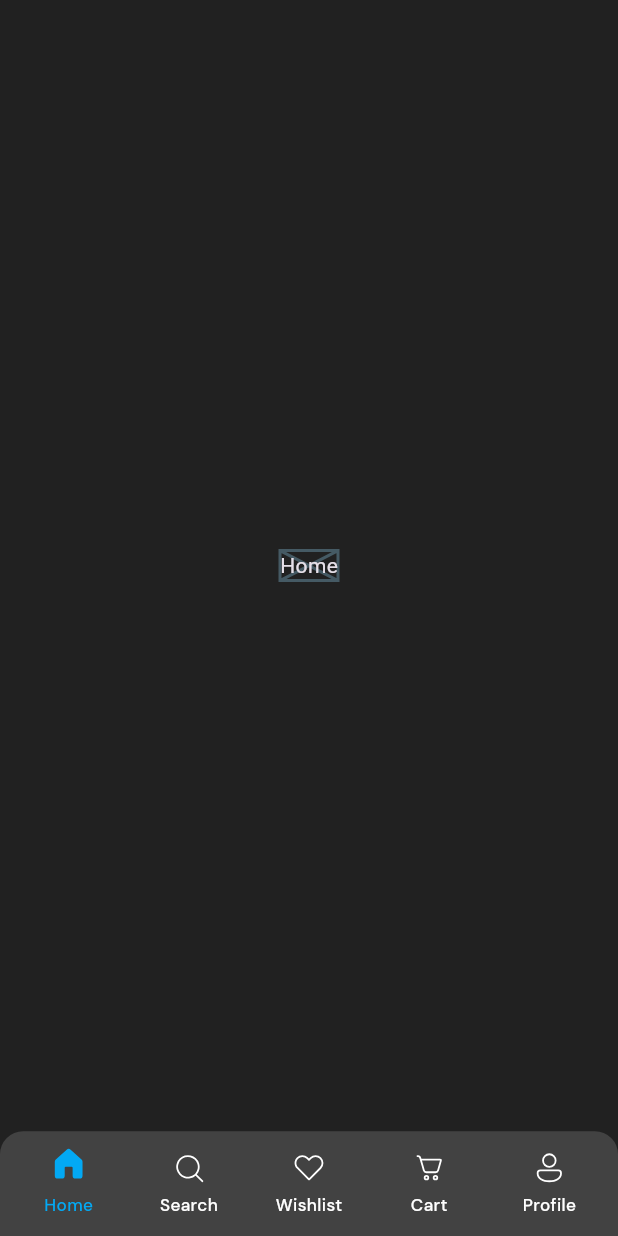
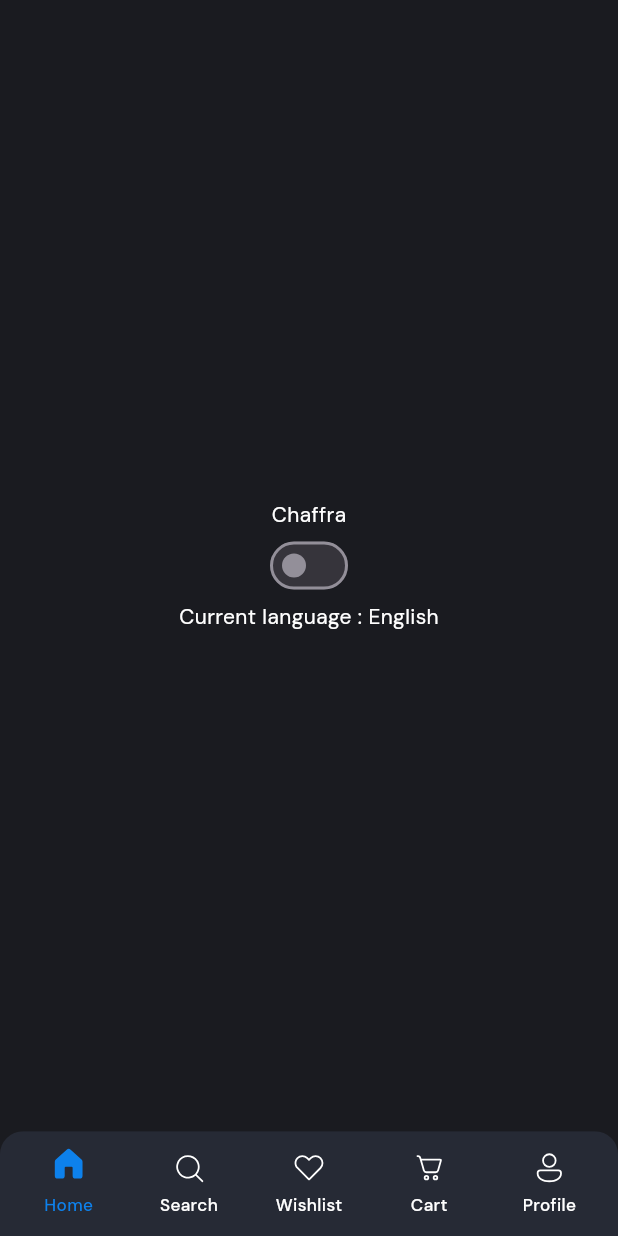
Before and after one commit to abdoumata03/Chaffra, a Flutter app: the screen it shows after launch, on a phone screen of 412 x 824 dp. Run offline on Flutter 3.47's test engine with Material 3 defaults, Android fonts, the light colour scheme and no system bars; drawn by our look-alikes of flutter_animate; our stand-ins replace fluentui_system_icons, flutter_riverpod, flutter_screenutil, google_fonts, riverpod_annotation, shared_preferences; generated files the repository leaves out were written again.

Commit message:
presistent localization (en, ar)

```diff
--- /dev/null
+++ b/l10n.yaml
@@ -0,0 +1,4 @@
+arb-dir: lib/localization/l10n
+template-arb-file: app_en.arb
+output-localization-file: app_localizations.dart
+nullable-getter: false
--- /dev/null
+++ b/lib/constants/themes.dart
@@ -0,0 +1,3 @@
+import 'package:flutter/material.dart';
+
+const primaryColor = Color(0xFF0D81EC);
--- /dev/null
+++ b/lib/localization/app_localizations_context.dart
@@ -0,0 +1,6 @@
+import 'package:flutter/widgets.dart';
+import 'package:flutter_gen/gen_l10n/app_localizations.dart';
+
+extension LocalizedBuildContext on BuildContext {
+  AppLocalizations get loc => AppLocalizations.of(this);
+}
--- /dev/null
+++ b/lib/localization/l10n/app_en.arb
@@ -0,0 +1,9 @@
+{
+    "appTitle": "Chaffra",
+    "homeBottomNavBarItem": "Home",
+    "searchBottomNavBarItem": "Search",
+    "profileBottomNavBarItem": "Profile",
+    "wishlistBottomNavBarItem": "Wishlist",
+    "cartBottomNavBarItem": "Cart",
+    "currentLanguage": "Current language"
+}
--- a/lib/main.dart
+++ b/lib/main.dart
@@ -1,26 +1,47 @@
+import 'package:chaffra/localization/locale_provider.dart';
+import 'package:chaffra/localization/supported_locale.dart';
+import 'package:chaffra/services/shared_preferences/providers.dart';
 import 'package:chaffra/shared/screens/root_screen.dart';
 import 'package:chaffra/themes/app_theme.dart';
 import 'package:flutter/material.dart';
 import 'package:flutter_riverpod/flutter_riverpod.dart';
 import 'package:flutter_screenutil/flutter_screenutil.dart';
+import 'package:flutter_gen/gen_l10n/app_localizations.dart';
+import 'package:google_fonts/google_fonts.dart';
+import 'package:shared_preferences/shared_preferences.dart';
 
-void main() {
+Future<void> main() async {
+  WidgetsFlutterBinding.ensureInitialized();
+  final prefs = await SharedPreferences.getInstance();
   runApp(ProviderScope(
-    child: MainApp(),
+    overrides: [
+      sharedPreferencesProvider.overrideWithValue(prefs),
+    ],
+    child: const MainApp(),
   ));
 }
 
-class MainApp extends StatelessWidget {
+class MainApp extends ConsumerWidget {
   const MainApp({super.key});
 
   @override
-  Widget build(BuildContext context) {
+  Widget build(BuildContext context, WidgetRef ref) {
+    final locale = ref.watch(localeControllerProvider);
     return ScreenUtilInit(
         designSize: const Size(360, 800),
         builder: (_, child) {
           return MaterialApp(
             debugShowCheckedModeBanner: false,
-            theme: AppTheme.darkTheme,
+            localizationsDelegates: AppLocalizations.localizationsDelegates,
+            supportedLocales: AppLocalizations.supportedLocales,
+            locale: locale,
+            theme: AppTheme.darkTheme.copyWith(
+              textTheme: locale == const Locale("ar")
+                  ? GoogleFonts.cairoTextTheme()
+                      .apply(bodyColor: Colors.white)
+                  : GoogleFonts.dmSansTextTheme()
+                      .apply(bodyColor: Colors.white),
+            ),
             home: RootScreen(),
           );
         });
--- a/lib/shared/screens/root_screen.dart
+++ b/lib/shared/screens/root_screen.dart
@@ -1,5 +1,8 @@
+import 'package:chaffra/localization/app_localizations_context.dart';
+import 'package:chaffra/shared/screens/home.dart';
 import 'package:chaffra/shared/widgets/bottom_navigation_bar.dart';
 import 'package:flutter/material.dart';
+import 'package:flutter/services.dart';
 import 'package:flutter_riverpod/flutter_riverpod.dart';
 
 class RootScreen extends ConsumerWidget {
@@ -8,19 +11,25 @@ class RootScreen extends ConsumerWidget {
   @override
   Widget build(BuildContext context, WidgetRef ref) {
     final currentIndex = ref.watch(pageIndexChangerProvider);
-    return Scaffold(
+    return AnnotatedRegion(
+      value: const SystemUiOverlayStyle(
+        statusBarColor: Colors.transparent,
+        statusBarIconBrightness: Brightness.light,
+      ),
+      child: Scaffold(
         bottomNavigationBar: const CustomBottomNavigationBar(),
         body: SafeArea(
             child: IndexedStack(
           index: currentIndex,
-        children: const [
-          Center(child: Placeholder(child: Text('Home'))),
-          Center(child: Placeholder(child: Text('Search'))),
-          Center(child: Placeholder(child: Text('Favourites'))),
-          Center(child: Placeholder(child: Text('Cart'))),
-          Center(child: Placeholder(child: Text('Profile')))
+          children: [
+            const Center(child: Home()),
+            Center(child: Text(context.loc.searchBottomNavBarItem)),
+            Center(child: Text(context.loc.wishlistBottomNavBarItem)),
+            Center(child: Text(context.loc.cartBottomNavBarItem)),
+            Center(child: Text(context.loc.profileBottomNavBarItem))
           ],
         )),
+      ),
     );
   }
 }
--- a/lib/shared/widgets/bottom_navigation_bar.dart
+++ b/lib/shared/widgets/bottom_navigation_bar.dart
@@ -1,3 +1,5 @@
+import 'package:chaffra/constants/themes.dart';
+import 'package:chaffra/localization/app_localizations_context.dart';
 import 'package:fluentui_system_icons/fluentui_system_icons.dart';
 import 'package:flutter/material.dart';
 import 'package:flutter_animate/flutter_animate.dart';
@@ -16,7 +18,7 @@ class CustomBottomNavigationBar extends ConsumerWidget {
           topLeft: Radius.circular(15.h),
           topRight: Radius.circular(15.h),
         ),
-        color: Colors.grey[800],
+        color: const Color(0xFF262A35),
       ),
       child: Row(
         mainAxisAlignment: MainAxisAlignment.center,
@@ -26,35 +28,35 @@ class CustomBottomNavigationBar extends ConsumerWidget {
             index: 0,
             icon: FluentIcons.home_20_regular,
             selectedIcon: FluentIcons.home_20_filled,
-            page: 'Home',
+            page: context.loc.homeBottomNavBarItem,
           ),
           buildAppBarItem(
             ref: ref,
             index: 1,
             icon: FluentIcons.search_20_regular,
             selectedIcon: FluentIcons.search_20_filled,
-            page: 'Search',
+            page: context.loc.searchBottomNavBarItem,
           ),
           buildAppBarItem(
             ref: ref,
             index: 2,
             icon: FluentIcons.heart_20_regular,
             selectedIcon: FluentIcons.heart_20_filled,
-            page: 'Wishlist',
+            page: context.loc.wishlistBottomNavBarItem,
           ),
           buildAppBarItem(
             ref: ref,
             index: 3,
             icon: FluentIcons.cart_20_regular,
             selectedIcon: FluentIcons.cart_20_filled,
-            page: 'Cart',
+            page: context.loc.cartBottomNavBarItem,
           ),
           buildAppBarItem(
             ref: ref,
             index: 4,
             icon: FluentIcons.person_20_regular,
             selectedIcon: FluentIcons.person_20_filled,
-            page: 'Profile',
+            page: context.loc.profileBottomNavBarItem,
           ),
         ],
       ),
@@ -71,7 +73,7 @@ class CustomBottomNavigationBar extends ConsumerWidget {
     return SizedBox(
       width: 70.w,
       child: InkWell(
-        overlayColor: MaterialStateProperty.all(Colors.grey[700]),
+        overlayColor: MaterialStateProperty.all(const Color(0xFF2F343C)),
         borderRadius: BorderRadius.circular(999),
         onTap: () =>
             ref.read(pageIndexChangerProvider.notifier).changePageIndex(index),
@@ -82,7 +84,7 @@ class CustomBottomNavigationBar extends ConsumerWidget {
             children: [
               !isSelected
                   ? Icon(icon)
-                  : Icon(selectedIcon, color: Colors.lightBlue)
+                  : Icon(selectedIcon, color: primaryColor)
                       .animate()
                       .scale(
                           end: const Offset(1.1, 1.1),
@@ -92,10 +94,10 @@ class CustomBottomNavigationBar extends ConsumerWidget {
                 padding: EdgeInsets.only(top: 5.h),
                 child: Text(
                   page,
-                  style: GoogleFonts.dmSans(
+                  style: TextStyle(
                     fontSize: 10.sp,
                     fontWeight: FontWeight.w500,
-                    color: isSelected ? Colors.lightBlue : Colors.white,
+                    color: isSelected ? primaryColor : Colors.white,
                   ),
                 ),
               ),
--- a/lib/themes/app_theme.dart
+++ b/lib/themes/app_theme.dart
@@ -1,12 +1,12 @@
+import 'package:chaffra/constants/themes.dart';
 import 'package:flutter/material.dart';
+import 'package:google_fonts/google_fonts.dart';
 
 class AppTheme {
   static final darkTheme = ThemeData(
-
-    textTheme: TextTheme(),
     brightness: Brightness.dark,
-    primaryColor: Colors.grey[900],
-    scaffoldBackgroundColor: Colors.grey[900],
+    primaryColor: primaryColor,
+    scaffoldBackgroundColor: const Color(0xFF1A1B20),
     appBarTheme: AppBarTheme(
       color: Colors.grey[900],
       elevation: 0,
```
Also changed, not shown: lib/localization/app_localizations_provider.dart (added, +30 -0 lines), lib/localization/l10n/app_ar.arb (added, +9 -0 lines), lib/localization/l10n/l10n.dart (added, +8 -0 lines), lib/localization/locale_provider.dart (added, +35 -0 lines), lib/localization/supported_locale.dart (added, +35 -0 lines), lib/services/shared_preferences/app_shared_preferences.dart (added, +25 -0 lines), lib/services/shared_preferences/providers.dart (added, +12 -0 lines), lib/shared/screens/home.dart (added, +49 -0 lines), pubspec.yaml (+7 -0 lines), lib/localization/locale_provider.g.dart (added), pubspec.lock, 1 other file. Lines whose indentation alone changed are shown as unchanged.
